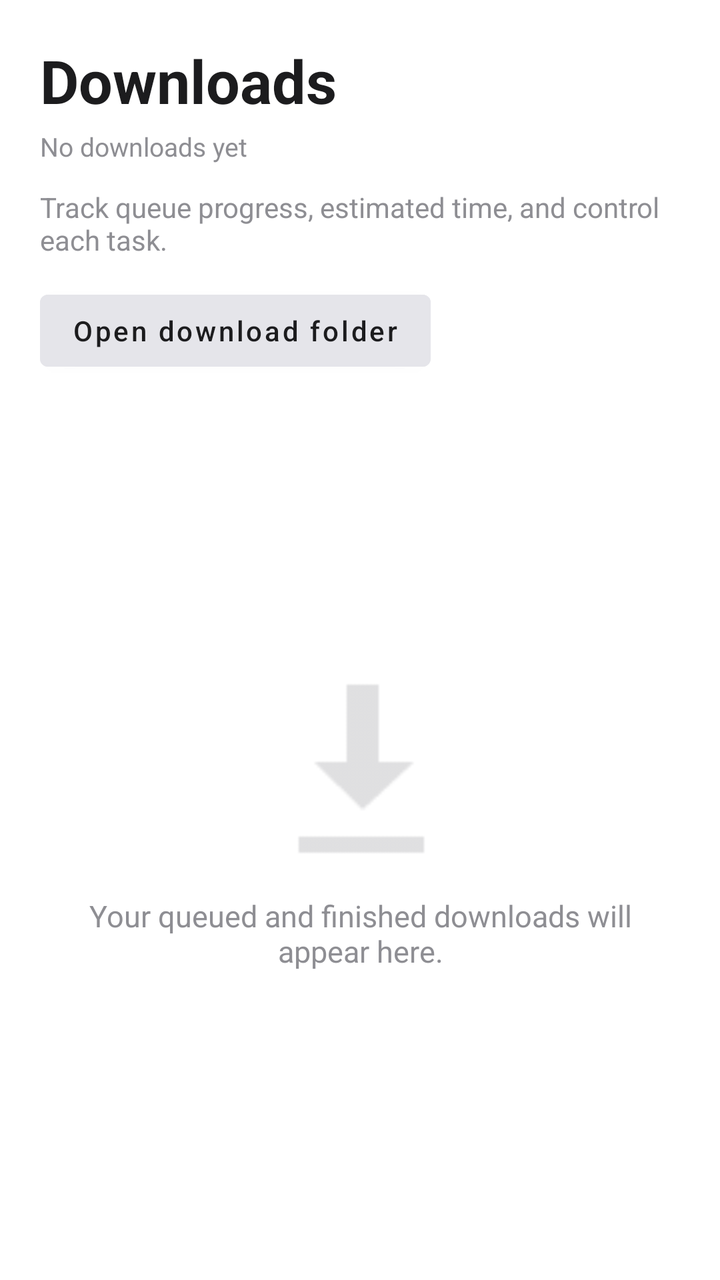
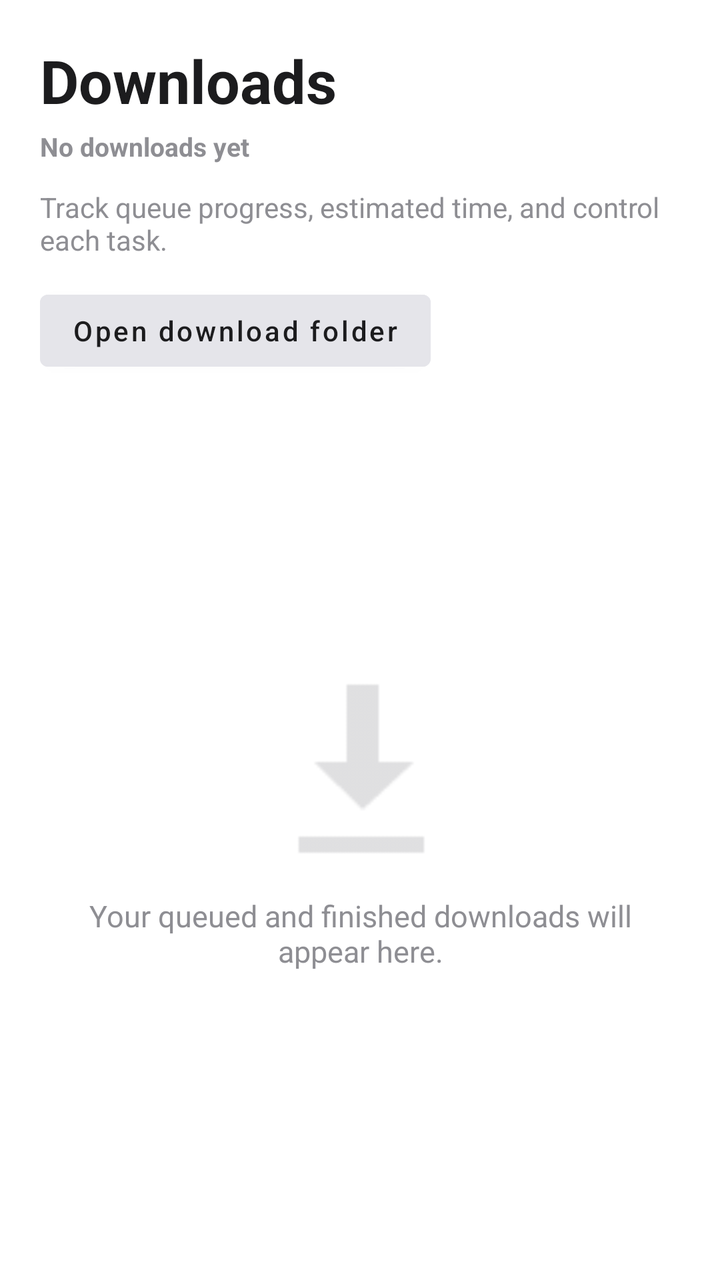

Screens rendered from an Android XML layout before and after an edit, with the pre-edit source and the edit as a unified diff.
<!-- AndroidManifest.xml: application theme Theme.MLNetease -->
<!-- res/layout/fragment_downloads.xml -->
<?xml version="1.0" encoding="utf-8"?>
<LinearLayout xmlns:android="http://schemas.android.com/apk/res/android"
    xmlns:app="http://schemas.android.com/apk/res-auto"
    android:layout_width="match_parent"
    android:layout_height="match_parent"
    android:background="@color/background_primary"
    android:orientation="vertical"
    android:padding="20dp">

    <LinearLayout
        android:layout_width="match_parent"
        android:layout_height="wrap_content"
        android:gravity="center_vertical"
        android:orientation="horizontal">

        <LinearLayout
            android:layout_width="0dp"
            android:layout_height="wrap_content"
            android:layout_weight="1"
            android:orientation="vertical">

            <TextView
                android:layout_width="wrap_content"
                android:layout_height="wrap_content"
                android:text="@string/download_manager_title"
                android:textColor="@color/text_primary"
                android:textSize="30sp"
                android:textStyle="bold" />

            <TextView
                android:id="@+id/text_downloads_summary"
                android:layout_width="wrap_content"
                android:layout_height="wrap_content"
                android:layout_marginTop="4dp"
                android:text="@string/downloads_summary_empty"
                android:textColor="@color/text_secondary"
                android:textSize="13sp" />
        </LinearLayout>

        <Button
            android:id="@+id/btn_clear_finished_downloads"
            android:layout_width="wrap_content"
            android:layout_height="wrap_content"
            android:text="@string/download_clear_finished"
            android:textAllCaps="false"
            android:textColor="@color/text_on_brand"
            android:backgroundTint="@color/brand_primary"
            android:visibility="gone" />
    </LinearLayout>

    <TextView
        android:layout_width="match_parent"
        android:layout_height="wrap_content"
        android:layout_marginTop="12dp"
        android:layout_marginBottom="12dp"
        android:text="@string/download_manager_subtitle"
        android:textColor="@color/text_secondary"
        android:textSize="14sp" />

    <Button
        android:id="@+id/btn_open_download_folder"
        android:layout_width="wrap_content"
        android:layout_height="wrap_content"
        android:layout_marginBottom="12dp"
        android:text="@string/download_open_folder"
        android:textAllCaps="false"
        android:textColor="@color/text_primary"
        android:backgroundTint="@color/background_tertiary" />

    <FrameLayout
        android:layout_width="match_parent"
        android:layout_height="0dp"
        android:layout_weight="1">

        <androidx.recyclerview.widget.RecyclerView
            android:id="@+id/recycler_download_tasks"
            android:layout_width="match_parent"
            android:layout_height="match_parent"
            android:layout_marginTop="8dp"
            android:clipToPadding="false"
            android:paddingBottom="24dp" />

        <LinearLayout
            android:id="@+id/layout_downloads_empty"
            android:layout_width="match_parent"
            android:layout_height="match_parent"
            android:gravity="center"
            android:orientation="vertical"
            android:paddingHorizontal="24dp">

            <ImageView
                android:layout_width="96dp"
                android:layout_height="96dp"
                android:alpha="0.28"
                android:src="@android:drawable/stat_sys_download_done"
                app:tint="@color/text_secondary" />

            <TextView
                android:id="@+id/text_downloads_empty"
                android:layout_width="match_parent"
                android:layout_height="wrap_content"
                android:layout_marginTop="16dp"
                android:gravity="center"
                android:text="@string/downloads_empty"
                android:textColor="@color/text_secondary"
                android:textSize="15sp" />
        </LinearLayout>
    </FrameLayout>

</LinearLayout>
<!-- resources referenced by this layout -->
<resources>
  <color name="background_primary">#FFFFFF</color>
  <color name="background_tertiary">#E5E5EA</color>
  <color name="brand_primary">#FA233B</color>
  <color name="text_on_brand">#FFFFFF</color>
  <color name="text_primary">#1C1C1E</color>
  <color name="text_secondary">#8E8E93</color>
  <string name="download_clear_finished">Clear finished</string>
  <string name="download_manager_subtitle">Track queue progress, estimated time, and control each task.</string>
  <string name="download_manager_title">Downloads</string>
  <string name="download_open_folder">Open download folder</string>
  <string name="downloads_empty">Your queued and finished downloads will appear here.</string>
  <string name="downloads_summary_empty">No downloads yet</string>
  <style name="Theme.MLNetease" parent="Theme.MaterialComponents.DayNight.NoActionBar">
          
          <item name="colorPrimary">@color/brand_primary</item>
          <item name="colorPrimaryVariant">@color/background_secondary</item>
          <item name="colorOnPrimary">@color/text_primary</item>
  
          
          <item name="colorSecondary">@color/brand_primary</item>
          <item name="colorSecondaryVariant">@color/brand_primary</item>
          <item name="colorOnSecondary">@color/text_primary</item>
  
          
          <item name="android:windowBackground">@color/background_primary</item>
          <item name="android:colorBackground">@color/background_primary</item>
  
          
          <item name="android:statusBarColor" tools:targetApi="l">@color/background_primary</item>
          <item name="android:windowLightStatusBar" tools:targetApi="m">true</item>
  
          
          <item name="bottomNavigationStyle">@style/Widget.MaterialComponents.BottomNavigationView.Colored</item>
      </style>
  <color name="background_secondary">#F2F2F7</color>
</resources>

<!-- the commit's change to res/layout/fragment_downloads.xml (unified diff, before → after) -->
@@ -34,6 +34,7 @@
                 android:layout_marginTop="4dp"
                 android:text="@string/downloads_summary_empty"
                 android:textColor="@color/text_secondary"
+                android:textStyle="bold"
                 android:textSize="13sp" />
         </LinearLayout>
 
